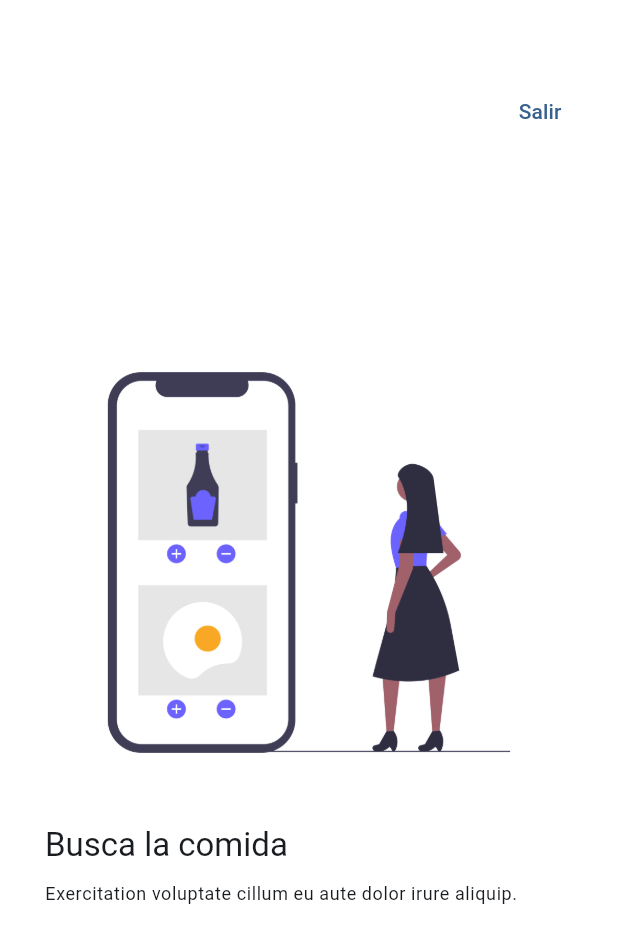
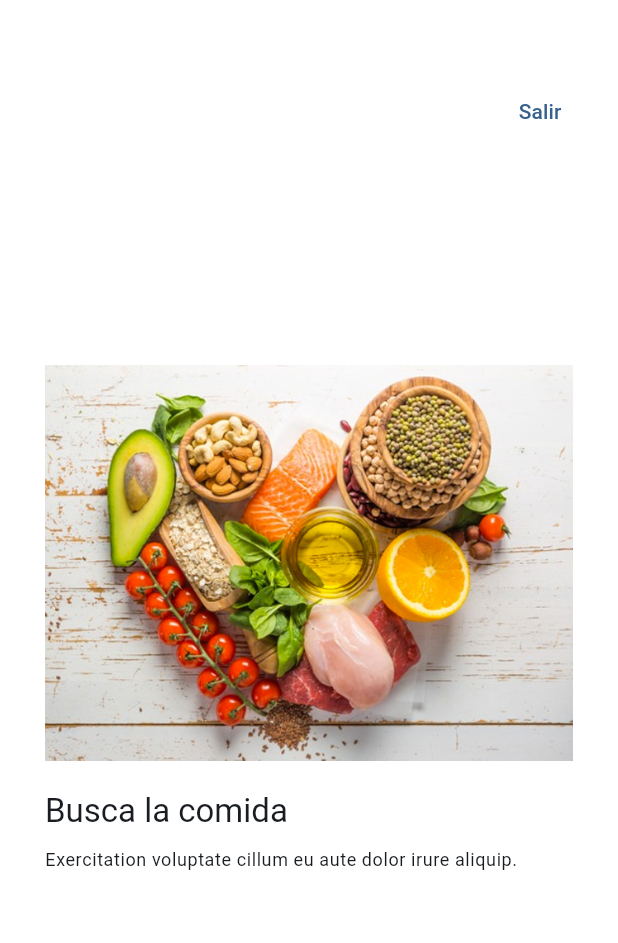
Before and after one commit to Ronny12301/E1.-Fundamentos-de-Dart, a Flutter app: the AppTutorialScreen screen opened by its route, on a phone screen of 412 x 824 dp. Shown: the top 943 px of the screen. Run offline on Flutter 3.47's test engine with Material 3 defaults, Android fonts, the phone set to English and light mode, and no system bars; our stand-ins replace animate_do, dio, flutter_riverpod, go_router, video_player.

```diff
--- a/Flutter/widgets/lib/presentation/screens/app_tutorial/app_tutorial_screen.dart
+++ b/Flutter/widgets/lib/presentation/screens/app_tutorial/app_tutorial_screen.dart
@@ -12,9 +12,9 @@ class SlideInfo {
 }
 
 final slides = <SlideInfo>[
-  SlideInfo('Busca la comida', 'Exercitation voluptate cillum eu aute dolor irure aliquip.', 'assets/images/1.png'),
-  SlideInfo('Entrega rápida', 'Ullamco ullamco duis labore quis occaecat culpa laborum id incididunt.', 'assets/images/2.png'),
-  SlideInfo('Disfruta la comida', 'Ea officia exercitation voluptate nostrud amet esse ut exercitation deserunt est enim est.', 'assets/images/3.png'),
+  SlideInfo('Busca la comida', 'Exercitation voluptate cillum eu aute dolor irure aliquip.', 'assets/images/1.jpg'),
+  SlideInfo('Entrega rápida', 'Ullamco ullamco duis labore quis occaecat culpa laborum id incididunt.', 'assets/images/2.jpg'),
+  SlideInfo('Disfruta la comida ;)', 'Ea officia exercitation voluptate nostrud amet esse ut exercitation deserunt est enim est.', 'assets/images/3.jpg'),
 ];
 
 
```
Also changed, not shown: Flutter/widgets/assets/images/1.jpg (added), Flutter/widgets/assets/images/1.png (deleted), Flutter/widgets/assets/images/2.jpg (added), Flutter/widgets/assets/images/2.png (deleted), Flutter/widgets/assets/images/3.jpg (added), Flutter/widgets/assets/images/3.png (deleted).
